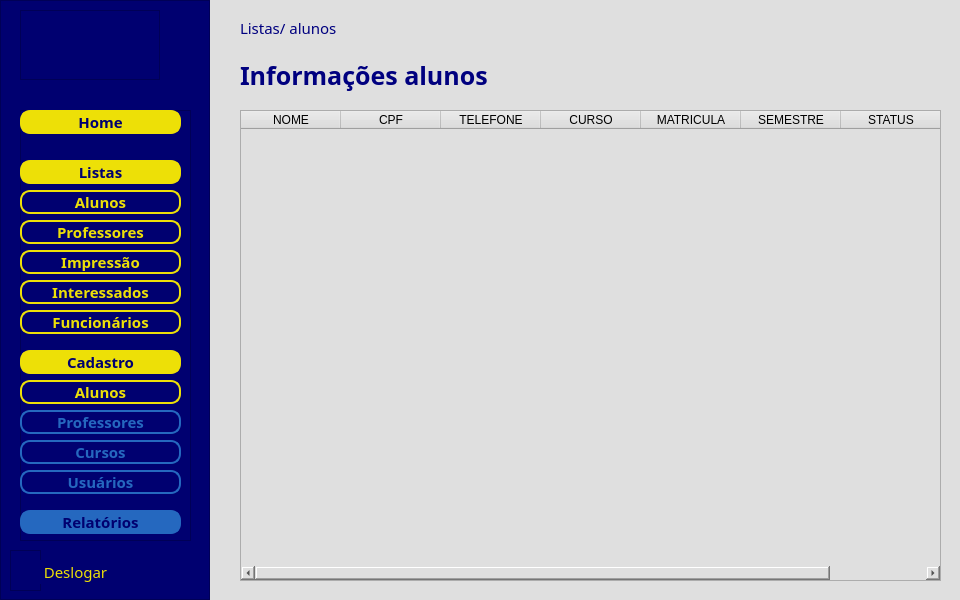
Reginaldol963/PROJETO, file gui/Qt_gui/inicio.ui: the form before one commit.
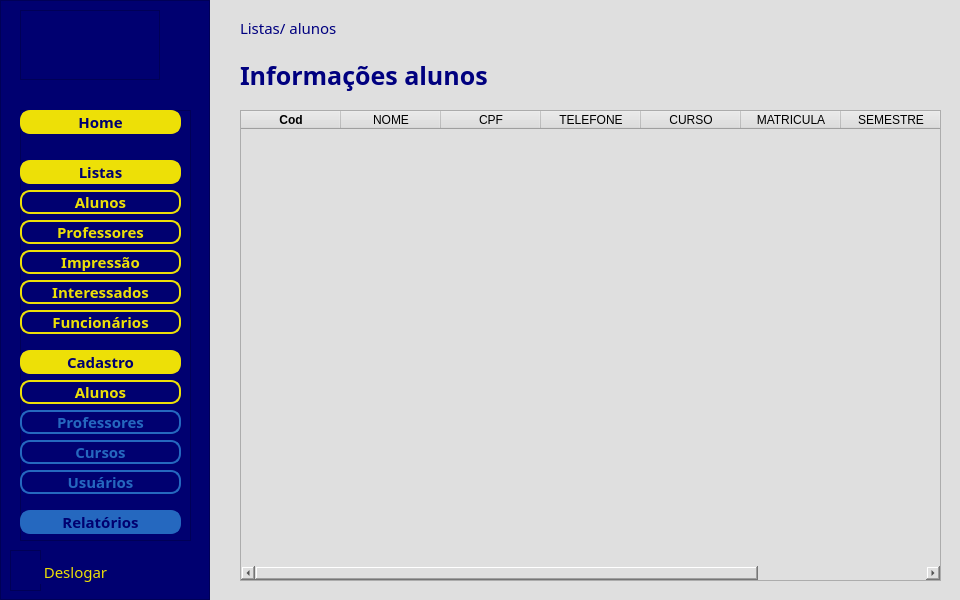
The form after the commit. The open tabs and pages were chosen to show the change. Icons and pictures are not drawn.

```diff
--- a/gui/Qt_gui/inicio.ui
+++ b/gui/Qt_gui/inicio.ui
@@ -756,6 +756,16 @@
           <height>471</height>
          </rect>
         </property>
+        <column>
+         <property name="text">
+          <string>Cod</string>
+         </property>
+         <property name="font">
+          <font>
+           <bold>true</bold>
+          </font>
+         </property>
+        </column>
         <column>
          <property name="text">
           <string>NOME</string>
```
Left out of the diff: 2 changed lines with no effect on the pictures.
